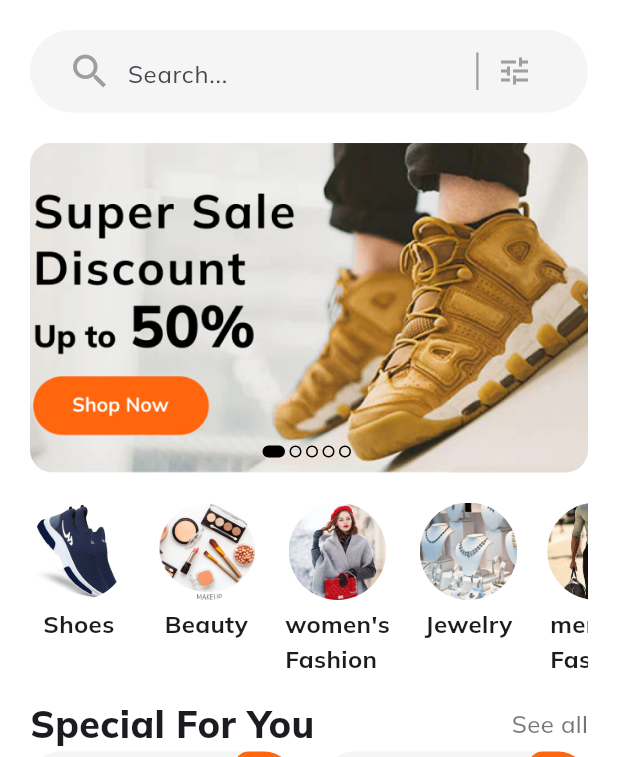
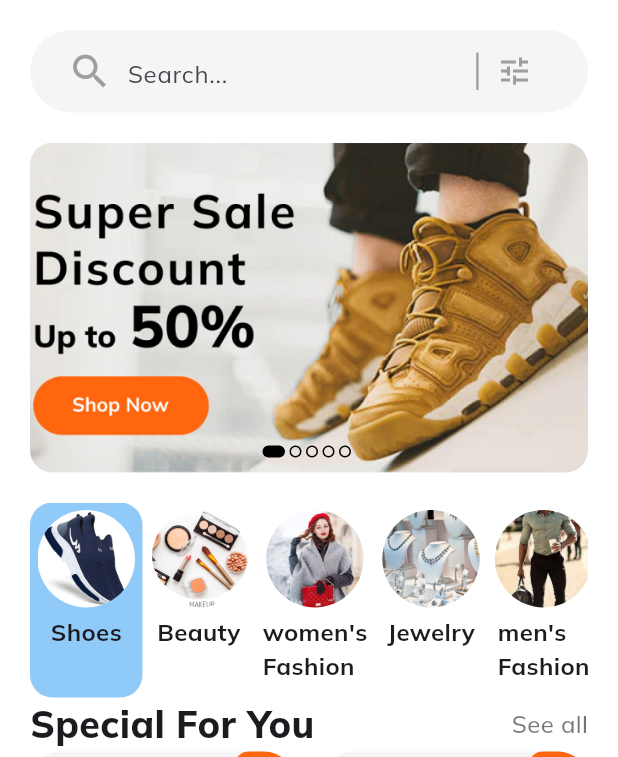
Before and after one commit to kakamrulhasan/ADD-TO-CART, a Flutter app: the screen it shows after launch, on a phone screen of 412 x 824 dp, the part 165-922 px from its top. Run offline on Flutter 3.47's test engine with Material 3 defaults, Android fonts, the phone set to English and light mode, and no system bars; our stand-ins replace google_fonts.

```diff
--- a/lib/models/product_model.dart
+++ b/lib/models/product_model.dart
@@ -26,7 +26,7 @@ class Product {
   });
 }
 
-final List<Product> products = [
+final List<Product> all = [
   Product(
     title: "Wireless Headphones",
     description:
--- a/lib/screens/Home/home_screen.dart
+++ b/lib/screens/Home/home_screen.dart
@@ -1,6 +1,6 @@
 import 'package:flutter/material.dart';
+import 'package:flutter_application_8/models/category_model.dart';
 import 'package:flutter_application_8/models/product_model.dart';
-import 'package:flutter_application_8/screens/Home/widget/category.dart';
 import 'package:flutter_application_8/screens/Home/widget/home_app_bar.dart';
 import 'package:flutter_application_8/screens/Home/widget/image_slide.dart';
 import 'package:flutter_application_8/screens/Home/widget/product_cart.dart';
@@ -15,8 +15,10 @@ class HomeScreen extends StatefulWidget {
 
 class _HomeScreenState extends State<HomeScreen> {
   int currentSlider = 0;
+ int selectedIndex = 0;
   @override
   Widget build(BuildContext context) {
+    List<List<Product>> selectedCategories = [all,shoes,beauty,womenFashion,jewelry,menFashion];
     return Scaffold(
       backgroundColor: Colors.white,
       body: SingleChildScrollView(
@@ -39,7 +41,54 @@ class _HomeScreenState extends State<HomeScreen> {
                 },
               ),
               SizedBox(height: 20),
-              Categories(),
+              SizedBox(
+      height: 130,
+      child: ListView.builder(
+        scrollDirection: Axis.horizontal,
+        itemCount: xcategories.length,
+        itemBuilder: (context, index) {
+          return GestureDetector(
+            onTap: () {
+              setState(() {
+                selectedIndex = index;
+              });
+            },
+
+            child: Container(
+              padding: EdgeInsets.all(5),
+              decoration: BoxDecoration(
+                borderRadius: BorderRadius.circular(15),
+                color: selectedIndex == index
+                    ? Colors.blue[200]
+                    : Colors.transparent,
+              ),
+              child: Column(
+                children: [
+                  Container(
+                    height: 65,
+                    width: 65,
+
+                    decoration: BoxDecoration(
+                      shape: BoxShape.circle,
+                      image: DecorationImage(
+                        image: AssetImage(xcategories[index].image),
+                        fit: BoxFit.cover,
+                      ),
+                    ),
+                  ),
+                  SizedBox(height: 5),
+                  Text(
+                    xcategories[index].title,
+                    style: TextStyle(fontSize: 16, fontWeight: FontWeight.bold),
+                  ),
+                ],
+              ),
+            ),
+          );
+        },
+      ),
+    ),
+
               Row(
                 mainAxisAlignment: MainAxisAlignment.spaceBetween,
                 children: [
@@ -64,11 +113,11 @@ class _HomeScreenState extends State<HomeScreen> {
                   crossAxisCount: 2,
                   childAspectRatio: 0.78,
                   crossAxisSpacing: 20,
-                  mainAxisSpacing: 20
+                  mainAxisSpacing: 20,
                 ),
-                itemCount: products.length,
+                itemCount: selectedCategories[selectedIndex].length,
                 itemBuilder: (context, index) {
-                  return ProductCart(product: products[index]);
+                  return ProductCart(product: selectedCategories[selectedIndex][index]);
                 },
               ),
             ],
```
Also changed, not shown: lib/screens/Detail/widget/detail_screen.dart (deleted, +0 -144 lines), lib/screens/Home/widget/category.dart (+26 -4 lines).
